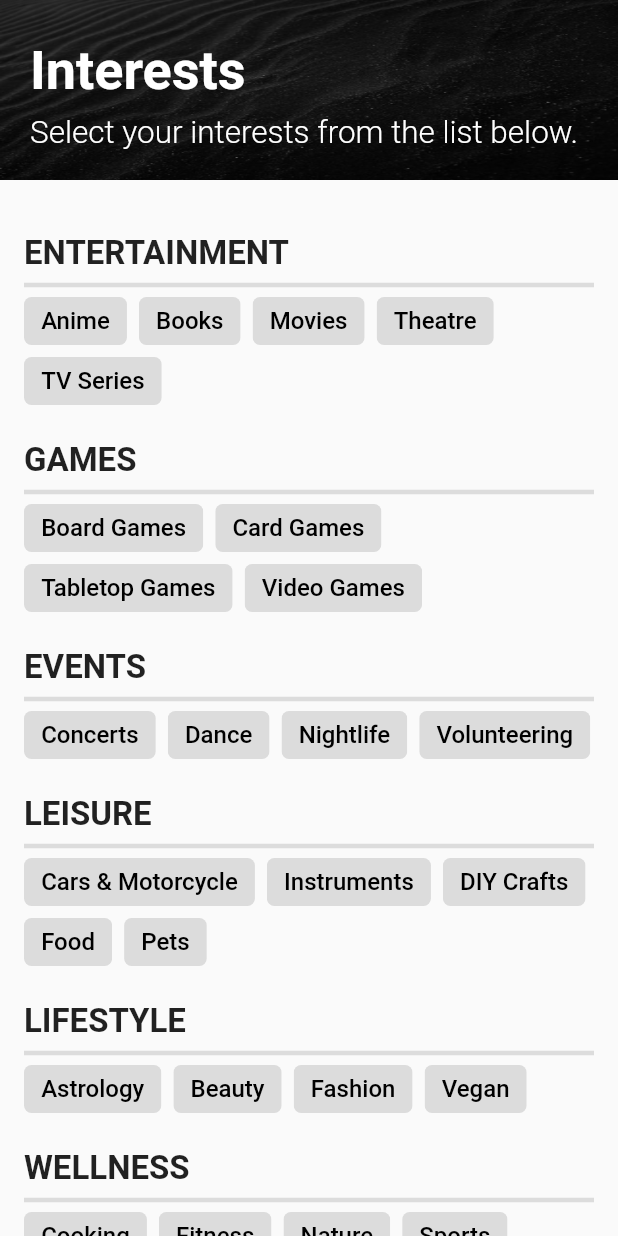
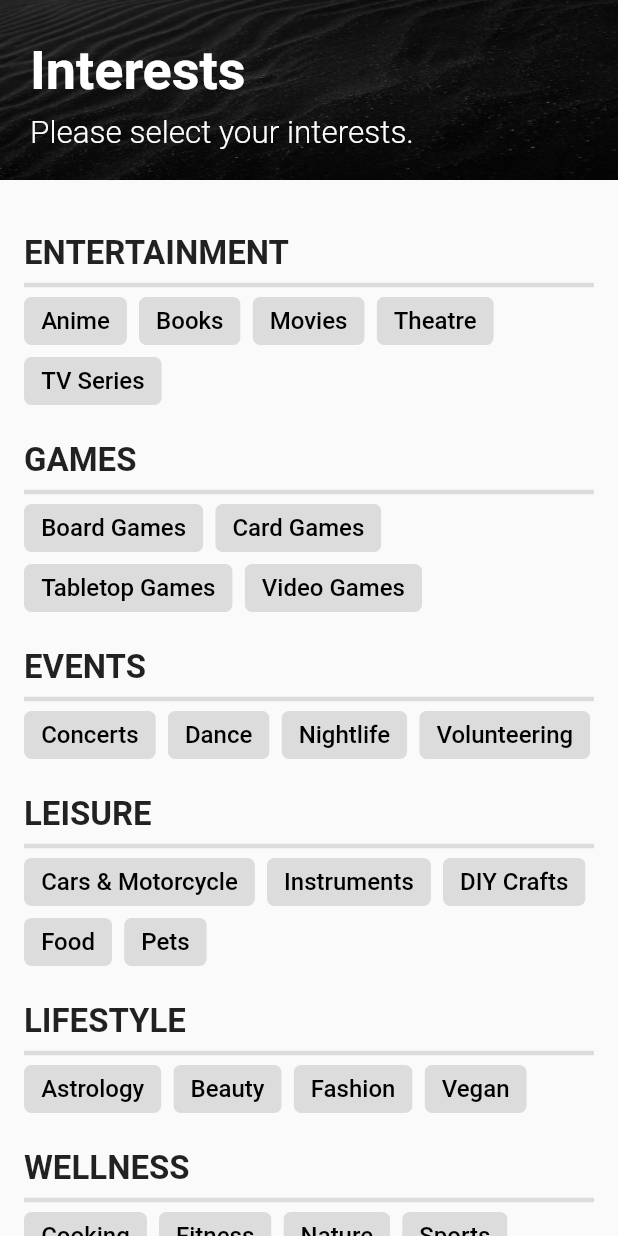
Before and after one commit to Matthew-Cacchione/connect, a Flutter app: the Interests screen opened by its route, on a phone screen of 412 x 824 dp. Run offline on Flutter 3.47's test engine with Material 2 defaults, Android fonts, the phone set to English and light mode, and no system bars; our stand-ins replace cloud_firestore, firebase_auth, firebase_core; accounts and stored records are empty.

Commit message:
Added birthdate screen - added constants for button style and text style

```diff
--- /dev/null
+++ b/lib/components/buttons.dart
@@ -0,0 +1,30 @@
+import 'package:flutter/material.dart';
+
+import '../constants.dart';
+import '../functions/firebase_util.dart';
+
+ButtonStyle btnStyle = ElevatedButton.styleFrom(
+  elevation: 5,
+  padding: const EdgeInsets.all(20),
+  shape: RoundedRectangleBorder(
+    borderRadius: BorderRadius.circular(5),
+  ),
+);
+
+TextStyle btnTextStyle = const TextStyle(
+  fontSize: 18,
+  fontWeight: FontWeight.bold,
+);
+
+Widget drawSignOutBtn(BuildContext context) {
+  return ElevatedButton(
+    onPressed: () {
+      signOut(context);
+    },
+    child: Text(
+      signOutBtn.toUpperCase(),
+      style: btnTextStyle,
+    ),
+    style: btnStyle,
+  );
+}
--- a/lib/constants.dart
+++ b/lib/constants.dart
@@ -39,12 +39,14 @@ const noEmailEntered = 'Please enter an email.';
 const passwordResetSent = 'Password reset email has been sent.';
 const registrationTitle = 'Create Account';
 const interestsTitle = 'Interests';
-const interestsSubtitle = 'Select your interests from the list below.';
+const interestsSubtitle = 'Please select your interests.';
 const nextBtn = 'Next';
 const noInterests = 'No interests selected';
 const noInterestsPrompt = 'Are you sure you want to continue without picking any interests?';
 const noTxt = 'No';
 const yesTxt = 'Yes';
+const birthdateTitle = 'Birthdate';
+const birthdatePrompt = 'Please provide your birthdate.';
 
 // Interests
 final interestSet = {
--- a/lib/functions/user_service.dart
+++ b/lib/functions/user_service.dart
@@ -1,6 +1,6 @@
 import 'package:cloud_firestore/cloud_firestore.dart';
 import 'package:firebase_auth/firebase_auth.dart';
-import 'package:flutter/cupertino.dart';
+import 'package:flutter/material.dart';
 
 import '../constants.dart';
 import 'firebase_util.dart';
--- a/lib/main.dart
+++ b/lib/main.dart
@@ -1,3 +1,4 @@
+import 'package:connect/screens/account_creation/birthdate.dart';
 import 'package:connect/themes.dart';
 import 'package:firebase_auth/firebase_auth.dart';
 import 'package:firebase_core/firebase_core.dart';
@@ -31,7 +32,8 @@ class MyApp extends StatelessWidget {
         '/login': (context) => const Login(),
         '/registration': (context) => const Registration(),
         '/verification': (context) => const Verification(),
-        '/interests': (context) => const Interests()
+        '/birthdate': (context) => const Birthdate(),
+        '/interests': (context) => const Interests(),
       },
     );
   }
--- a/lib/screens/account_creation/verification.dart
+++ b/lib/screens/account_creation/verification.dart
@@ -27,7 +27,7 @@ class _VerificationState extends State<Verification> {
       (timer) {
         if (checkIsEmailVerified()) {
           timer.cancel();
-          Navigator.pushReplacementNamed(context, '/');
+          Navigator.pushReplacementNamed(context, '/birthdate');
         }
       },
     );
--- a/lib/screens/chat.dart
+++ b/lib/screens/chat.dart
@@ -1,7 +1,7 @@
 import 'package:connect/components/appbar.dart';
 import 'package:flutter/material.dart';
 
-import '../components/sign_out_btn.dart';
+import '../components/buttons.dart';
 import '../constants.dart';
 
 class Chat extends StatelessWidget {
--- a/lib/screens/home.dart
+++ b/lib/screens/home.dart
@@ -1,7 +1,7 @@
 import 'package:connect/components/appbar.dart';
 import 'package:flutter/material.dart';
 
-import '../components/sign_out_btn.dart';
+import '../components/buttons.dart';
 import '../constants.dart';
 
 class Home extends StatelessWidget {
--- a/lib/screens/interests.dart
+++ b/lib/screens/interests.dart
@@ -1,3 +1,4 @@
+import 'package:connect/components/buttons.dart';
 import 'package:flutter/material.dart';
 
 import '../constants.dart';
@@ -45,6 +46,7 @@ class _InterestsState extends State<Interests> {
       automaticallyImplyLeading: false,
       pinned: true,
       floating: true,
+      collapsedHeight: 70,
       expandedHeight: 120,
       elevation: 0,
       flexibleSpace: FlexibleSpaceBar(
@@ -171,17 +173,9 @@ class _InterestsState extends State<Interests> {
           },
           child: Text(
             nextBtn.toUpperCase(),
-            style: const TextStyle(
-              fontSize: 20,
-              fontWeight: FontWeight.bold,
-            ),
+            style: btnTextStyle,
           ),
-          style: ElevatedButton.styleFrom(
-            padding: const EdgeInsets.all(20),
-            shape: RoundedRectangleBorder(
-              borderRadius: BorderRadius.circular(5),
-            ),
-          ),
+          style: btnStyle,
         ),
       ),
     );
--- a/lib/screens/profile.dart
+++ b/lib/screens/profile.dart
@@ -1,5 +1,5 @@
 import 'package:connect/components/appbar.dart';
-import 'package:connect/components/sign_out_btn.dart';
+import 'package:connect/components/buttons.dart';
 import 'package:connect/constants.dart';
 import 'package:flutter/material.dart';
 
```
Also changed, not shown: lib/components/appbar.dart (+35 -0 lines), lib/components/sign_out_btn.dart (deleted, +0 -26 lines), lib/screens/account_creation/birthdate.dart (added, +101 -0 lines), lib/screens/account_creation/registration.dart (+3 -11 lines), lib/screens/login.dart (+3 -11 lines).
